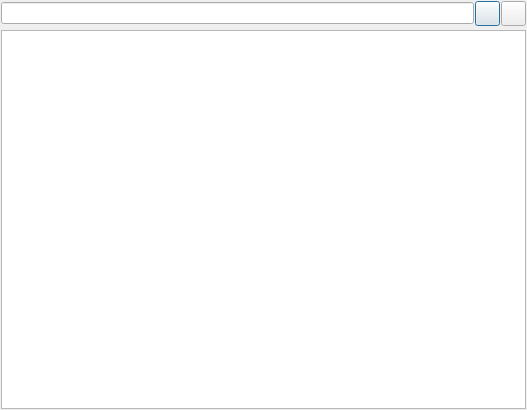
Old version of the form Forms/dlgdataonline.ui in the repository End1-1/Cafe5.
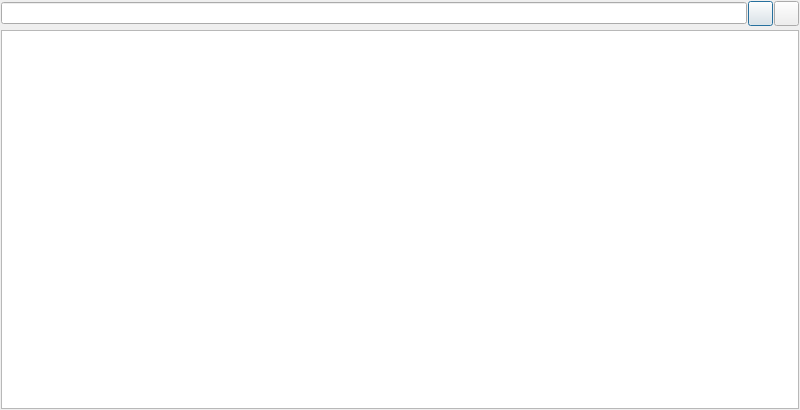
New version of the form. Icons and pictures are not drawn. Custom widgets are drawn as their Qt base class.

```diff
--- a/Forms/dlgdataonline.ui
+++ b/Forms/dlgdataonline.ui
@@ -6,10 +6,16 @@
    <rect>
     <x>0</x>
     <y>0</y>
-    <width>527</width>
+    <width>800</width>
     <height>410</height>
    </rect>
   </property>
+  <property name="minimumSize">
+   <size>
+    <width>800</width>
+    <height>0</height>
+   </size>
+  </property>
   <property name="windowTitle">
    <string>Dialog</string>
   </property>
```
